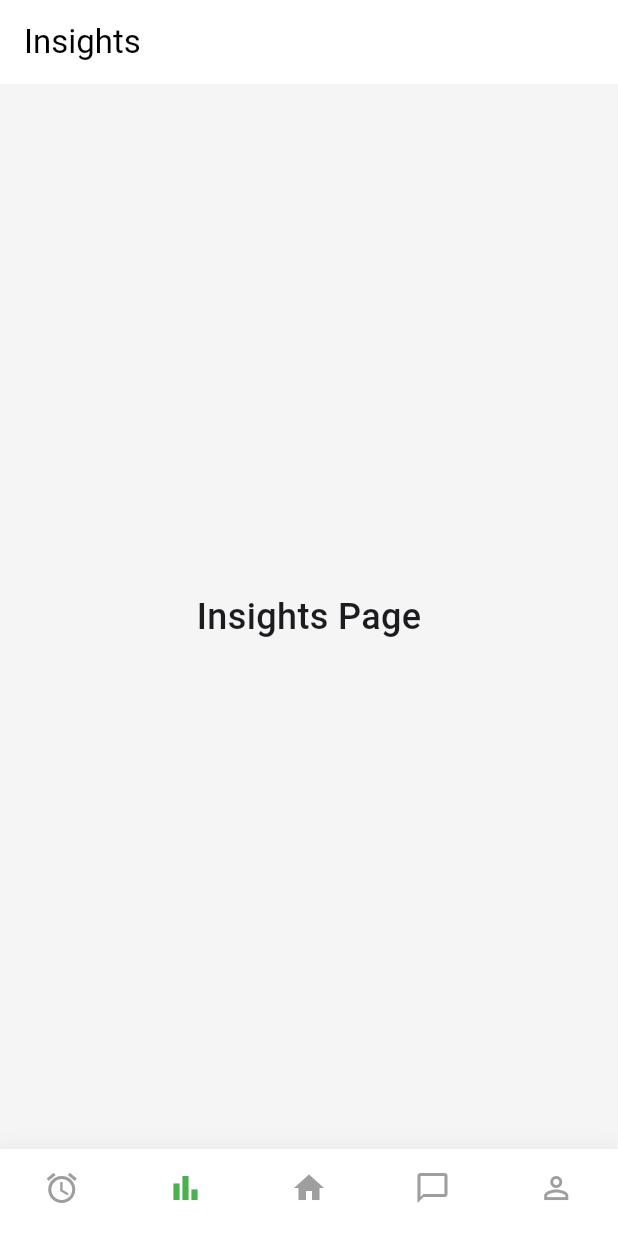
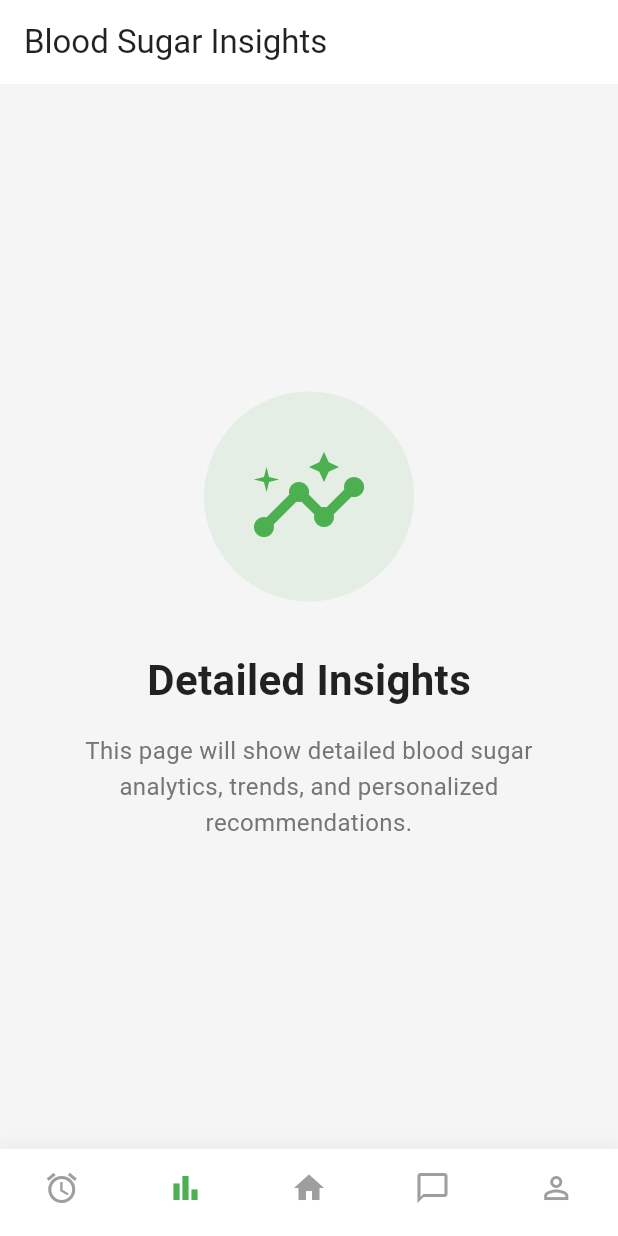
Before and after one commit to T-Man-05/diacare, a Flutter app: the screen it shows after launch, item 2 of the bottom bar chosen, on a phone screen of 412 x 824 dp. Run offline on Flutter 3.47's test engine with Material 3 defaults, Android fonts, the phone set to English and light mode, and no system bars; Roboto replaces fonts that are missing (SF Pro).

Commit message:
feat: add pages (insights, reminders, chat) to the structure and linked them with the bottom navigation bar buttons

```diff
--- a/lib/main.dart
+++ b/lib/main.dart
@@ -1,6 +1,9 @@
 import 'package:flutter/material.dart';
 import 'pages/dashboard_page.dart';
 import 'pages/settings_page.dart';
+import 'pages/reminders_page.dart';
+import 'pages/insights_page.dart';
+import 'pages/chat_page.dart';
 import 'repositories/local_demo_repository.dart';
 
 void main() {
@@ -34,27 +37,30 @@ class MainNavigationPage extends StatefulWidget {
 }
 
 class _MainNavigationPageState extends State<MainNavigationPage> {
-  int _currentIndex = 0;
+  int _currentIndex = 2; // Start at Home (Dashboard)
   final repository = LocalDemoRepository();
 
-  final List<Widget> _pages = [];
+  late final List<Widget> _pages;
 
   @override
   void initState() {
     super.initState();
-    _pages.addAll([
-      DashboardPage(repository: repository),
-      const PlaceholderPage(title: 'Insights'),
-      DashboardPage(repository: repository), // Home
-      const PlaceholderPage(title: 'Chat'),
-      SettingsPage(repository: repository),
-    ]);
+    _pages = [
+      const RemindersPage(), // Index 0 - Alarm icon
+      const InsightsPage(), // Index 1 - Bar chart icon
+      DashboardPage(repository: repository), // Index 2 - Home icon
+      const ChatPage(), // Index 3 - Chat icon
+      SettingsPage(repository: repository), // Index 4 - Profile icon
+    ];
   }
 
   @override
   Widget build(BuildContext context) {
     return Scaffold(
-      body: _pages[_currentIndex],
+      body: IndexedStack(
+        index: _currentIndex,
+        children: _pages,
+      ),
       bottomNavigationBar: Container(
         decoration: BoxDecoration(
           color: Colors.white,
@@ -89,7 +95,10 @@ class _MainNavigationPageState extends State<MainNavigationPage> {
               icon: Icon(Icons.bar_chart),
               label: 'Insights',
             ),
-            BottomNavigationBarItem(icon: Icon(Icons.home), label: 'Home'),
+            BottomNavigationBarItem(
+              icon: Icon(Icons.home),
+              label: 'Home',
+            ),
             BottomNavigationBarItem(
               icon: Icon(Icons.chat_bubble_outline),
               label: 'Chat',
@@ -104,27 +113,3 @@ class _MainNavigationPageState extends State<MainNavigationPage> {
     );
   }
 }
-
-class PlaceholderPage extends StatelessWidget {
-  final String title;
-
-  const PlaceholderPage({Key? key, required this.title}) : super(key: key);
-
-  @override
-  Widget build(BuildContext context) {
-    return Scaffold(
-      appBar: AppBar(
-        title: Text(title),
-        backgroundColor: Colors.white,
-        foregroundColor: Colors.black,
-        elevation: 0,
-      ),
-      body: Center(
-        child: Text(
-          '$title Page',
-          style: const TextStyle(fontSize: 24, fontWeight: FontWeight.w500),
-        ),
-      ),
-    );
-  }
-}
--- a/lib/pages/dashboard_page.dart
+++ b/lib/pages/dashboard_page.dart
@@ -4,7 +4,7 @@ import '../repositories/app_repository.dart';
 import '../widgets/info_card.dart';
 import '../widgets/blood_sugar_chart.dart';
 import '../utils/constants.dart';
-import 'insights_placeholder.dart';
+import 'insights_page.dart';
 
 /// Dashboard Page - Main screen showing health metrics
 class DashboardPage extends StatefulWidget {
@@ -81,7 +81,7 @@ class _DashboardPageState extends State<DashboardPage> {
                   Navigator.push(
                     context,
                     MaterialPageRoute(
-                      builder: (context) => const InsightsPlaceholder(),
+                      builder: (context) => const InsightsPage(),
                     ),
                   );
                 },
--- /dev/null
+++ b/lib/pages/insights_page.dart
@@ -0,0 +1,60 @@
+import 'package:flutter/material.dart';
+
+class InsightsPage extends StatelessWidget {
+  const InsightsPage({Key? key}) : super(key: key);
+
+  @override
+  Widget build(BuildContext context) {
+    return Scaffold(
+      backgroundColor: const Color(0xFFF5F5F5),
+      appBar: AppBar(
+        title: const Text('Blood Sugar Insights'),
+        backgroundColor: Colors.white,
+        foregroundColor: Colors.black87,
+        elevation: 0,
+        automaticallyImplyLeading: false,
+      ),
+      body: Center(
+        child: Padding(
+          padding: const EdgeInsets.all(40.0),
+          child: Column(
+            mainAxisAlignment: MainAxisAlignment.center,
+            children: [
+              Container(
+                padding: const EdgeInsets.all(30),
+                decoration: BoxDecoration(
+                  color: const Color(0xFF4CAF50).withOpacity(0.1),
+                  shape: BoxShape.circle,
+                ),
+                child: const Icon(
+                  Icons.insights,
+                  size: 80,
+                  color: Color(0xFF4CAF50),
+                ),
+              ),
+              const SizedBox(height: 32),
+              const Text(
+                'Detailed Insights',
+                style: TextStyle(
+                  fontSize: 28,
+                  fontWeight: FontWeight.bold,
+                  color: Colors.black87,
+                ),
+              ),
+              const SizedBox(height: 16),
+              Text(
+                'This page will show detailed blood sugar analytics, trends, and personalized recommendations.',
+                textAlign: TextAlign.center,
+                style: TextStyle(
+                  fontSize: 16,
+                  color: Colors.grey[600],
+                  height: 1.5,
+                ),
+              ),
+            ],
+          ),
+        ),
+      ),
+    );
+  }
+}
```
Also changed, not shown: lib/pages/chat_page.dart (renamed from lib/pages/insights_placeholder.dart, +7 -29 lines), lib/pages/reminders_page.dart (added, +60 -0 lines).
